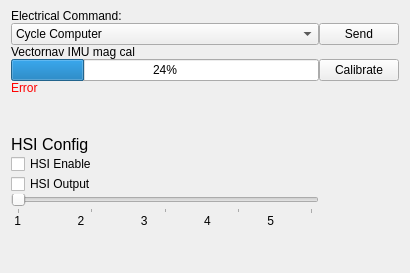
Old version of the form riptide_rviz/riptide_rviz/src/ElectricalPanel.ui in the repository osu-uwrt/riptide_gui.
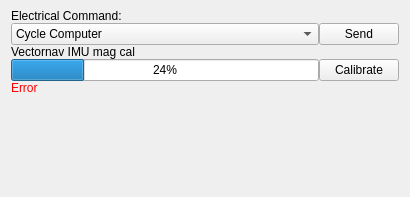
New version of the form.

Commit message: Removed IMU HSI config from electrical panel

Diff of the .ui file:
```diff
--- a/riptide_rviz/riptide_rviz/src/ElectricalPanel.ui
+++ b/riptide_rviz/riptide_rviz/src/ElectricalPanel.ui
@@ -7,7 +7,7 @@
     <x>0</x>
     <y>0</y>
     <width>410</width>
-    <height>273</height>
+    <height>197</height>
    </rect>
   </property>
   <property name="sizePolicy">
@@ -28,11 +28,28 @@
    </property>
    <item>
     <layout class="QGridLayout" name="gridLayout">
-     <item row="14" column="0">
-      <spacer name="verticalSpacer">
+     <item row="0" column="0" colspan="2">
+      <widget class="QLabel" name="label">
+       <property name="text">
+        <string>Electrical Command:</string>
+       </property>
+      </widget>
+     </item>
+     <item row="2" column="0">
+      <widget class="QLabel" name="label_2">
+       <property name="text">
+        <string>Vectornav IMU mag cal</string>
+       </property>
+      </widget>
+     </item>
+     <item row="7" column="0">
+      <spacer name="verticalSpacer_2">
        <property name="orientation">
         <enum>Qt::Vertical</enum>
        </property>
+       <property name="sizeType">
+        <enum>QSizePolicy::Minimum</enum>
+       </property>
        <property name="sizeHint" stdset="0">
         <size>
          <width>20</width>
@@ -60,6 +77,13 @@
        </property>
       </widget>
      </item>
+     <item row="4" column="0">
+      <widget class="QProgressBar" name="calibProgress">
+       <property name="value">
+        <number>24</number>
+       </property>
+      </widget>
+     </item>
      <item row="4" column="1">
       <widget class="QPushButton" name="magCalSend">
        <property name="text">
@@ -67,71 +91,6 @@
        </property>
       </widget>
      </item>
-     <item row="11" column="0">
-      <widget class="QCheckBox" name="hsiOutput">
-       <property name="text">
-        <string>HSI Output</string>
-       </property>
-      </widget>
-     </item>
-     <item row="1" column="1">
-      <widget class="QPushButton" name="commandSend">
-       <property name="text">
-        <string>Send</string>
-       </property>
-      </widget>
-     </item>
-     <item row="9" column="0">
-      <widget class="QLabel" name="label_3">
-       <property name="font">
-        <font>
-         <pointsize>12</pointsize>
-        </font>
-       </property>
-       <property name="text">
-        <string>HSI Config</string>
-       </property>
-      </widget>
-     </item>
-     <item row="0" column="0" colspan="2">
-      <widget class="QLabel" name="label">
-       <property name="text">
-        <string>Electrical Command:</string>
-       </property>
-      </widget>
-     </item>
-     <item row="10" column="0">
-      <widget class="QCheckBox" name="hsiEnable">
-       <property name="text">
-        <string>HSI Enable</string>
-       </property>
-      </widget>
-     </item>
-     <item row="12" column="0">
-      <widget class="QSlider" name="convergenceRate">
-       <property name="minimum">
-        <number>1</number>
-       </property>
-       <property name="maximum">
-        <number>5</number>
-       </property>
-       <property name="pageStep">
-        <number>1</number>
-       </property>
-       <property name="value">
-        <number>1</number>
-       </property>
-       <property name="orientation">
-        <enum>Qt::Horizontal</enum>
-       </property>
-       <property name="tickPosition">
-        <enum>QSlider::TicksBelow</enum>
-       </property>
-       <property name="tickInterval">
-        <number>1</number>
-       </property>
-      </widget>
-     </item>
      <item row="1" column="0">
       <widget class="QComboBox" name="commandSelect">
        <property name="sizePolicy">
@@ -200,38 +159,18 @@
        </item>
       </widget>
      </item>
-     <item row="2" column="0">
-      <widget class="QLabel" name="label_2">
+     <item row="1" column="1">
+      <widget class="QPushButton" name="commandSend">
        <property name="text">
-        <string>Vectornav IMU mag cal</string>
+        <string>Send</string>
        </property>
       </widget>
      </item>
-     <item row="13" column="0">
-      <widget class="QLabel" name="label_4">
-       <property name="text">
-        <string> 1                 2                 3                 4                 5</string>
-       </property>
-       <property name="scaledContents">
-        <bool>true</bool>
-       </property>
-      </widget>
-     </item>
-     <item row="4" column="0">
-      <widget class="QProgressBar" name="calibProgress">
-       <property name="value">
-        <number>24</number>
-       </property>
-      </widget>
-     </item>
-     <item row="7" column="0">
-      <spacer name="verticalSpacer_2">
+     <item row="9" column="0">
+      <spacer name="verticalSpacer">
        <property name="orientation">
         <enum>Qt::Vertical</enum>
        </property>
-       <property name="sizeType">
-        <enum>QSizePolicy::Minimum</enum>
-       </property>
        <property name="sizeHint" stdset="0">
         <size>
          <width>20</width>
```
The commit also changes 1 other file.
